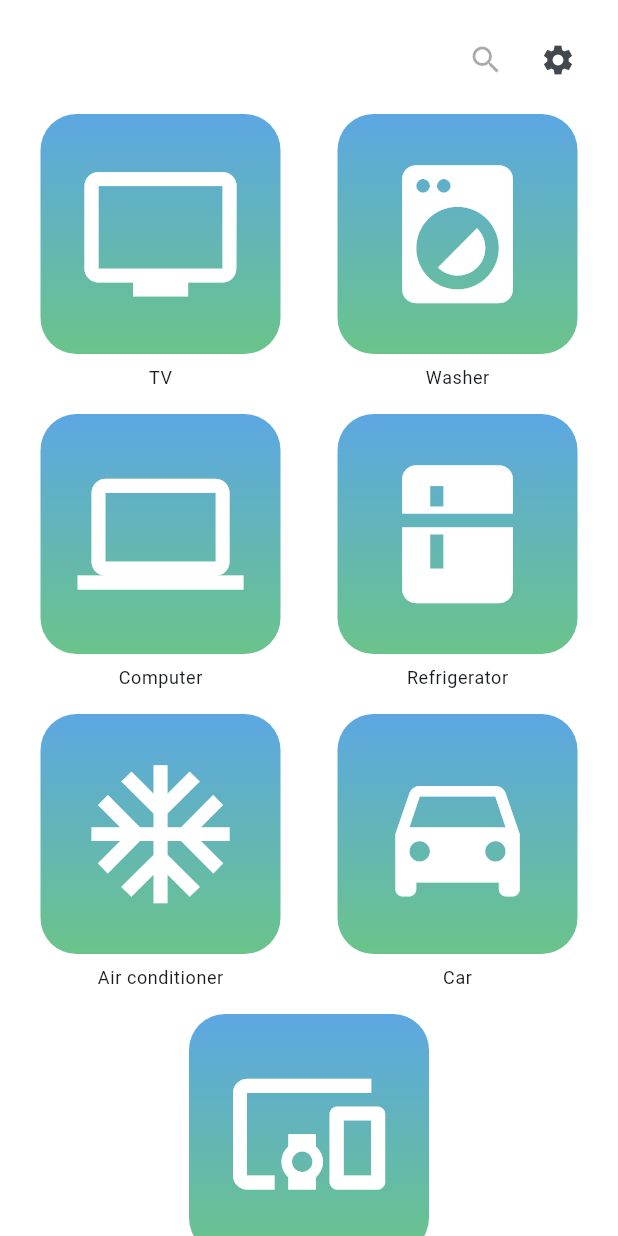
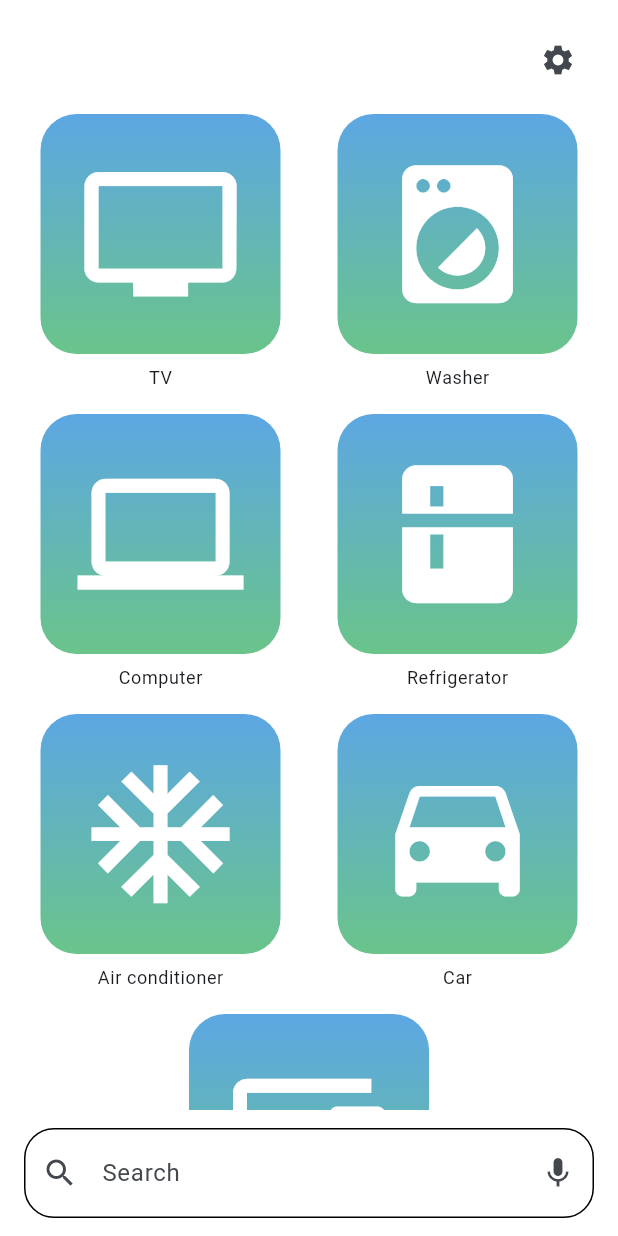
Before and after one commit to k4d7h8-cyber/devicenote, a Flutter app: the screen it shows after launch, on a phone screen of 412 x 824 dp. Run offline on Flutter 3.47's test engine with Material 3 defaults, Android fonts, the phone set to English and light mode, and no system bars; our stand-ins replace camera, file_picker, flutter_local_notifications, flutter_riverpod, flutter_timezone, go_router and 7 more; missing offline and left inert: google_mlkit_barcode_scanning, google_mlkit_text_recognition, window_manager; accounts and stored records are empty.

```diff
--- a/lib/features/home/home_page.dart
+++ b/lib/features/home/home_page.dart
@@ -18,6 +18,19 @@ class HomePage extends StatefulWidget {
 
 class _HomePageState extends State<HomePage> {
   String _searchQuery = '';
+  late final TextEditingController _searchController;
+
+  @override
+  void initState() {
+    super.initState();
+    _searchController = TextEditingController(text: _searchQuery);
+  }
+
+  @override
+  void dispose() {
+    _searchController.dispose();
+    super.dispose();
+  }
 
   @override
   Widget build(BuildContext context) {
@@ -25,32 +38,21 @@ class _HomePageState extends State<HomePage> {
     final repo = context.watch<DeviceRepository>();
     final categories = _CategoryDefinition.values;
     final devices = repo.devices.toList(growable: false);
-    final filteredDevices =
-        _searchQuery.isEmpty ? const <Device>[] : _filterDevices(devices, _searchQuery);
+    final filteredDevices = _searchQuery.isEmpty
+        ? const <Device>[]
+        : _filterDevices(devices, _searchQuery);
 
     return ResponsiveScaffold(
+      bottomNavigationBar: _BottomSearchBar(
+        controller: _searchController,
+        hintText: l10n.homeSearchHint,
+        onChanged: _onSearchChanged,
+        onVoiceInput: () => _startVoiceInput(context),
+      ),
       builder: (context, layout) {
-        final children = <Widget>[
-          // Top action row to replace removed AppBar actions
-          Align(
-            alignment: Alignment.topRight,
-            child: Row(
-              mainAxisSize: MainAxisSize.min,
-              children: [
-                IconButton(
-                  icon: const Icon(Icons.search),
-                  tooltip: l10n.homeSearchHint,
-                  onPressed:
-                      devices.isEmpty ? null : () => _startSearch(l10n, devices),
-                ),
-                IconButton(
-                  icon: const Icon(Icons.settings),
-                  onPressed: () => context.push('/settings'),
-                  tooltip: l10n.homeSettingsTooltip,
-                ),
-              ],
-            ),
-          ),
+        final topInset = MediaQuery.of(context).padding.top;
+
+        final contentChildren = <Widget>[
           const SizedBox(height: 12),
           _CategoryGrid(
             categories: categories,
@@ -69,13 +71,16 @@ class _HomePageState extends State<HomePage> {
         ];
 
         if (_searchQuery.isNotEmpty) {
-          children.addAll([
+          contentChildren.addAll([
             Align(
               alignment: Alignment.centerLeft,
               child: InputChip(
                 avatar: const Icon(Icons.search, size: 18),
                 label: Text('${l10n.homeSearchHint}: $_searchQuery'),
-                onDeleted: () => setState(() => _searchQuery = ''),
+                onDeleted: () => setState(() {
+                  _searchQuery = '';
+                  _searchController.clear();
+                }),
               ),
             ),
             const SizedBox(height: 12),
@@ -114,30 +119,39 @@ class _HomePageState extends State<HomePage> {
 
         return Column(
           crossAxisAlignment: CrossAxisAlignment.stretch,
-          children: children,
+          children: [
+            Align(
+              alignment: Alignment.topRight,
+              child: IconButton(
+                padding: EdgeInsets.zero,
+                constraints: const BoxConstraints(minWidth: 40, minHeight: 40),
+                icon: const Icon(Icons.settings),
+                onPressed: () => context.push('/settings'),
+                tooltip: l10n.homeSettingsTooltip,
+              ),
+            ),
+            Padding(
+              padding: EdgeInsets.only(top: topInset),
+              child: Column(
+                crossAxisAlignment: CrossAxisAlignment.stretch,
+                children: contentChildren,
+              ),
+            ),
+          ],
         );
       },
     );
   }
 
-  Future<void> _startSearch(AppLocalizations l10n, List<Device> devices) async {
-    final delegate = _DeviceSearchDelegate(
-      devices: devices,
-      l10n: l10n,
-      initialQuery: _searchQuery,
-    );
-    final selected = await showSearch<Device?>(
-      context: context,
-      delegate: delegate,
-    );
-    if (!mounted) return;
+  void _onSearchChanged(String value) {
     setState(() {
-      _searchQuery = delegate.query.trim();
+      _searchQuery = value;
     });
-    if (selected != null) {
-      if (!mounted) return;
-      context.push('/device/${selected.id}');
-    }
+  }
+
+  void _startVoiceInput(BuildContext context) {
+    // TODO(voice): integrate voice input handler when available.
+    FocusScope.of(context).unfocus();
   }
 
   void _openCategory(DeviceCategory category) {
@@ -179,13 +193,14 @@ class _CategoryGrid extends StatelessWidget {
     const iconGradient = LinearGradient(
       begin: Alignment.topCenter,
       end: Alignment.bottomCenter,
-      colors: [
-        Color(0xFF5CA7E3),
-        Color(0xFF6AC48A),
-      ],
+      colors: [Color(0xFF5CA7E3), Color(0xFF6AC48A)],
     );
     const iconColor = Colors.white;
-    final columnCount = layout.isDesktop ? 4 : layout.isTablet ? 3 : 2;
+    final columnCount = layout.isDesktop
+        ? 4
+        : layout.isTablet
+        ? 3
+        : 2;
     final spacing = layout.gutter;
     final contentWidth = layout.contentWidth;
     final rawTileWidth = columnCount > 1
@@ -251,79 +266,81 @@ class _CategoryDefinition {
       .toList(growable: false);
 }
 
-class _DeviceSearchDelegate extends SearchDelegate<Device?> {
-  _DeviceSearchDelegate({
-    required this.devices,
-    required this.l10n,
-    String initialQuery = '',
-  }) : super(searchFieldLabel: l10n.homeSearchHint) {
-    query = initialQuery;
-  }
+class _BottomSearchBar extends StatelessWidget {
+  const _BottomSearchBar({
+    required this.controller,
+    required this.hintText,
+    required this.onChanged,
+    required this.onVoiceInput,
+  });
 
-  final List<Device> devices;
-  final AppLocalizations l10n;
+  final TextEditingController controller;
+  final String hintText;
+  final ValueChanged<String> onChanged;
+  final VoidCallback onVoiceInput;
+
+  static const double _tabletBreakpoint = 600;
+  static const double _desktopBreakpoint = 1024;
 
   @override
-  List<Widget>? buildActions(BuildContext context) {
-    if (query.isEmpty) {
-      return null;
-    }
-    return [
-      IconButton(
-        icon: const Icon(Icons.clear),
-        onPressed: () => query = '',
+  Widget build(BuildContext context) {
+    final theme = Theme.of(context);
+    final media = MediaQuery.of(context);
+    final width = media.size.width;
+    final horizontalPadding = width >= _desktopBreakpoint
+        ? 32.0
+        : width >= _tabletBreakpoint
+        ? 24.0
+        : 16.0;
+
+    return SafeArea(
+      top: false,
+      child: Material(
+        color: Colors.white,
+        elevation: 0,
+        surfaceTintColor: Colors.transparent,
+        shadowColor: Colors.transparent,
+        child: Padding(
+          padding: EdgeInsets.fromLTRB(
+            horizontalPadding,
+            12,
+            horizontalPadding,
+            12,
+          ),
+          child: SizedBox(
+            height: 60,
+            child: TextField(
+              controller: controller,
+              onChanged: onChanged,
+              textInputAction: TextInputAction.search,
+              decoration: InputDecoration(
+                prefixIcon: const Icon(Icons.search),
+                hintText: hintText,
+                suffixIcon: IconButton(
+                  icon: const Icon(Icons.mic),
+                  onPressed: onVoiceInput,
+                  tooltip: MaterialLocalizations.of(context).searchFieldLabel,
+                ),
+                filled: true,
+                fillColor: Colors.white,
+                border: OutlineInputBorder(
+                  borderRadius: BorderRadius.circular(20),
+                  borderSide: const BorderSide(color: Colors.black),
+                ),
+                enabledBorder: OutlineInputBorder(
+                  borderRadius: BorderRadius.circular(20),
+                  borderSide: const BorderSide(color: Colors.black),
+                ),
+                focusedBorder: OutlineInputBorder(
+                  borderRadius: BorderRadius.circular(20),
+                  borderSide: const BorderSide(color: Colors.black),
+                ),
+                contentPadding: const EdgeInsets.symmetric(vertical: 18),
+              ),
+            ),
+          ),
+        ),
       ),
-    ];
-  }
-
-  @override
-  Widget? buildLeading(BuildContext context) {
-    return IconButton(
-      icon: const Icon(Icons.arrow_back),
-      onPressed: () => close(context, null),
     );
   }
-
-  @override
-  Widget buildResults(BuildContext context) => _buildList(context);
-
-  @override
-  Widget buildSuggestions(BuildContext context) => _buildList(context);
-
-  Widget _buildList(BuildContext context) {
-    final results = _filter(query);
-    if (results.isEmpty) {
-      return Center(
-        child: Text(
-          searchNoResultsMessage(l10n),
-          style: const TextStyle(fontSize: 16),
-        ),
-      );
-    }
-    return ListView.separated(
-      itemCount: results.length,
-      separatorBuilder: (_, __) => const Divider(height: 0),
-      itemBuilder: (context, index) {
-        final device = results[index];
-        return ListTile(
-          leading: const Icon(Icons.devices_outlined),
-          title: Text(device.name),
-          subtitle: Text('${device.brand} · ${device.model}'),
-          onTap: () => close(context, device),
-        );
-      },
-    );
-  }
-
-  List<Device> _filter(String rawQuery) {
-    final needle = rawQuery.trim().toLowerCase();
-    if (needle.isEmpty) {
-      return devices;
-    }
-    return devices
-        .where((device) => device.name.toLowerCase().contains(needle) ||
-            device.brand.toLowerCase().contains(needle) ||
-            device.model.toLowerCase().contains(needle))
-        .toList(growable: false);
-  }
 }
--- a/lib/responsive_layout.dart
+++ b/lib/responsive_layout.dart
@@ -88,6 +88,7 @@ class ResponsiveScaffold extends StatelessWidget {
   @override
   Widget build(BuildContext context) {
     return Scaffold(
+      extendBodyBehindAppBar: true,
       appBar: appBar,
       floatingActionButton: floatingActionButton == null
           ? null
@@ -128,6 +129,7 @@ class ResponsiveScaffold extends StatelessWidget {
           final viewInsetBottom = media.viewInsets.bottom;
 
           return SafeArea(
+            top: false,
             child: AnimatedPadding(
               duration: const Duration(milliseconds: 200),
               curve: Curves.easeOut,
```
Also changed, not shown: lib/features/device/device_detail_page.dart (+43 -63 lines), lib/features/home/category_device_list_page.dart (+12 -1 lines), lib/widgets/gradient_back_button.dart (added, +44 -0 lines).
